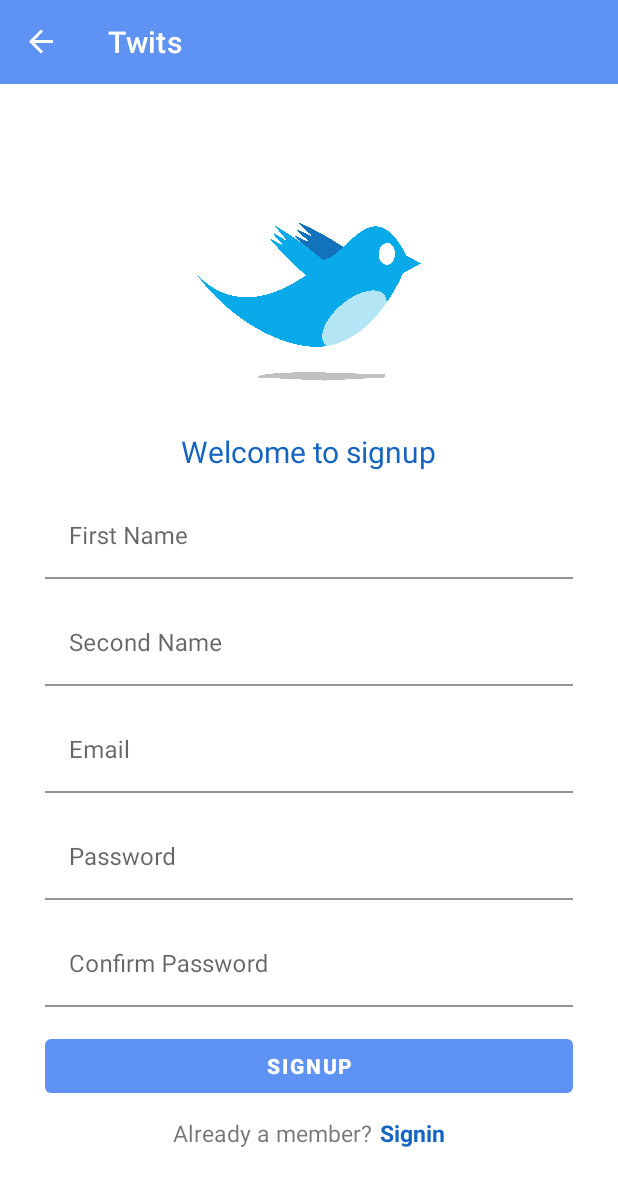
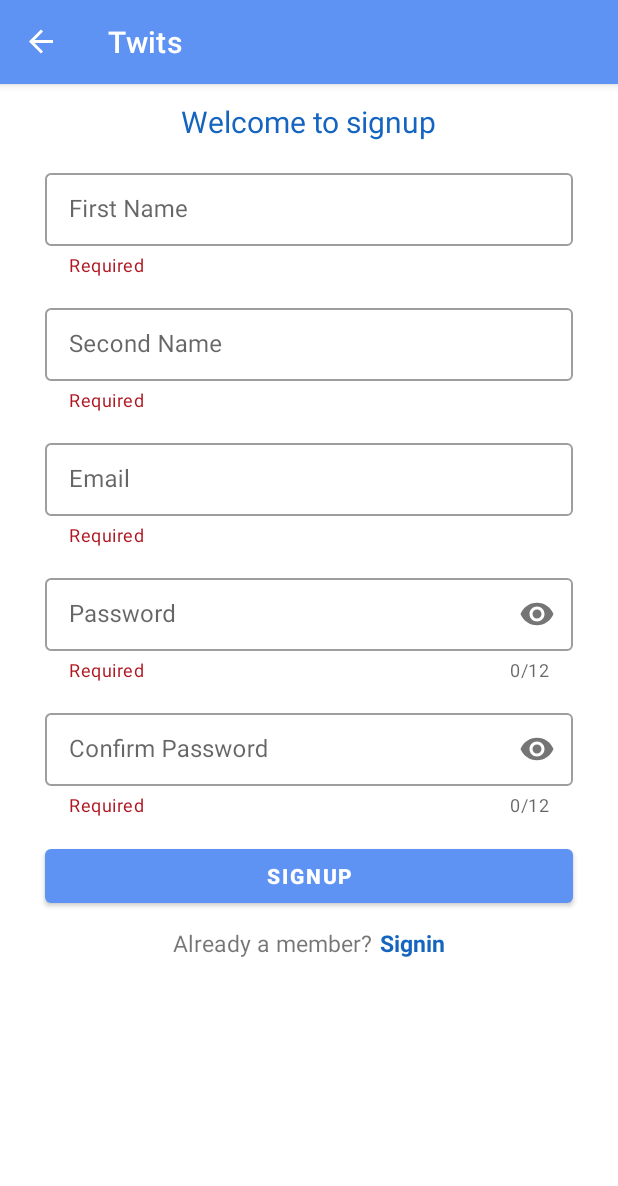
Before and after one commit to blairMe/twitsMe, an Android app: the SignupFragment screen opened through its navigation route, on a phone screen of 412 x 824 dp. Shown: the top 1186 px of the screen. Run offline under Robolectric (Android 15) with nearby library versions, the phone set to English and light mode, and no system bars; our stand-ins replace Firebase (no records; nobody signed in at launch, a user with empty details on screens opened directly), navigation-ui.

Commit message:
simple twitter

```diff
--- a/app/src/main/res/layout/fragment_signup.xml
+++ b/app/src/main/res/layout/fragment_signup.xml
@@ -12,14 +12,6 @@
         android:orientation="vertical"
         android:focusableInTouchMode="true">
 
-        <ImageView
-            android:layout_width="150dp"
-            android:layout_height="150dp"
-            android:adjustViewBounds="true"
-            android:layout_marginTop="70dp"
-            android:src="@drawable/applogo"
-            />
-
         <TextView
             android:layout_width="wrap_content"
             android:layout_height="wrap_content"
@@ -29,9 +21,13 @@
             android:layout_marginTop="11dp" />
 
         <com.google.android.material.textfield.TextInputLayout
+            android:id="@+id/first_name_container"
+            style="@style/Widget.MaterialComponents.TextInputLayout.OutlinedBox.Dense"
             android:layout_width="match_parent"
             android:layout_height="wrap_content"
             android:hint="@string/first_name_value"
+            app:helperText="@string/required"
+            app:helperTextTextColor="@color/red"
             app:boxBackgroundColor="@color/white"
             android:layout_marginStart="30dp"
             android:layout_marginEnd="30dp"
@@ -40,14 +36,20 @@
             <com.google.android.material.textfield.TextInputEditText
                 android:id="@+id/user_first_name"
                 android:layout_width="match_parent"
-                android:layout_height="wrap_content" />
+                android:layout_height="wrap_content"
+                android:lines="1"
+                android:inputType="text" />
 
         </com.google.android.material.textfield.TextInputLayout>
 
         <com.google.android.material.textfield.TextInputLayout
+            android:id="@+id/second_name_container"
+            style="@style/Widget.MaterialComponents.TextInputLayout.OutlinedBox.Dense"
             android:layout_width="match_parent"
             android:layout_height="wrap_content"
             android:hint="@string/second_name_value"
+            app:helperText="@string/required"
+            app:helperTextTextColor="@color/red"
             app:boxBackgroundColor="@color/white"
             android:layout_marginStart="30dp"
             android:layout_marginEnd="30dp"
@@ -56,14 +58,19 @@
             <com.google.android.material.textfield.TextInputEditText
                 android:id="@+id/user_second_name"
                 android:layout_width="match_parent"
-                android:layout_height="wrap_content" />
+                android:layout_height="wrap_content"
+                android:lines="1"/>
 
         </com.google.android.material.textfield.TextInputLayout>
 
         <com.google.android.material.textfield.TextInputLayout
+            android:id="@+id/email_container"
+            style="@style/Widget.MaterialComponents.TextInputLayout.OutlinedBox.Dense"
             android:layout_width="match_parent"
             android:layout_height="wrap_content"
             android:hint="@string/email_value"
+            app:helperText="@string/required"
+            app:helperTextTextColor="@color/red"
             app:boxBackgroundColor="@color/white"
             android:layout_marginStart="30dp"
             android:layout_marginEnd="30dp"
@@ -73,15 +80,23 @@
                 android:id="@+id/user_email"
                 android:layout_width="match_parent"
                 android:layout_height="wrap_content"
+                android:lines="1"
                 android:inputType="textEmailAddress"/>
 
         </com.google.android.material.textfield.TextInputLayout>
 
         <com.google.android.material.textfield.TextInputLayout
+            android:id="@+id/password_container"
+            style="@style/Widget.MaterialComponents.TextInputLayout.OutlinedBox.Dense"
             android:layout_width="match_parent"
             android:layout_height="wrap_content"
             android:hint="@string/passwordValue"
+            app:helperText="@string/required"
+            app:helperTextTextColor="@color/red"
             app:boxBackgroundColor="@color/white"
+            app:counterEnabled="true"
+            app:counterMaxLength="12"
+            app:passwordToggleEnabled="true"
             android:layout_marginStart="30dp"
             android:layout_marginEnd="30dp"
             android:layout_marginTop="15dp">
@@ -90,15 +105,24 @@
                 android:id="@+id/user_password"
                 android:layout_width="match_parent"
                 android:layout_height="wrap_content"
+                android:lines="1"
+                android:maxLength="12"
                 android:inputType="textPassword"/>
 
         </com.google.android.material.textfield.TextInputLayout>
 
         <com.google.android.material.textfield.TextInputLayout
+            android:id="@+id/confirm_password_container"
+            style="@style/Widget.MaterialComponents.TextInputLayout.OutlinedBox.Dense"
             android:layout_width="match_parent"
             android:layout_height="wrap_content"
             android:hint="@string/confirm_password_value"
+            app:helperText="@string/required"
+            app:helperTextTextColor="@color/red"
             app:boxBackgroundColor="@color/white"
+            app:counterEnabled="true"
+            app:counterMaxLength="12"
+            app:passwordToggleEnabled="true"
             android:layout_marginStart="30dp"
             android:layout_marginEnd="30dp"
             android:layout_marginTop="15dp">
@@ -107,6 +131,8 @@
                 android:id="@+id/user_password_confirm"
                 android:layout_width="match_parent"
                 android:layout_height="wrap_content"
+                android:lines="1"
+                android:maxLength="12"
                 android:inputType="textPassword"/>
 
         </com.google.android.material.textfield.TextInputLayout>
@@ -119,6 +145,8 @@
             android:layout_marginEnd="30dp"
             android:layout_marginTop="15dp"
             android:text="@string/signup_Value"
+            app:helperText="@string/required"
+            app:helperTextTextColor="@color/red"
             android:textColor="@color/white"
             android:textStyle="bold"
             />
--- a/app/src/main/res/values/colors.xml
+++ b/app/src/main/res/values/colors.xml
@@ -7,6 +7,7 @@
     <color name="teal_700">#63a4ff</color>
     <color name="black">#FF000000</color>
     <color name="white">#FFFFFFFF</color>
+    <color name="red">#AF1721</color>
 
 
 </resources>
--- a/app/src/main/res/values/strings.xml
+++ b/app/src/main/res/values/strings.xml
@@ -14,6 +14,7 @@
     <string name="signup_Value">Signup</string>
     <string name="member_text">Already a member?</string>
     <string name="signin_button">Signin</string>
-    <!-- TODO: Remove or change this placeholder text -->
+    <string name="required">Required</string>
     <string name="hello_blank_fragment">Hello blank fragment</string>
+
 </resources>
```
Also changed, not shown: app/src/main/java/com/example/twits/SignupFragment.kt (+45 -3 lines), app/src/main/res/layout/fragment_signin.xml (+20 -8 lines).
